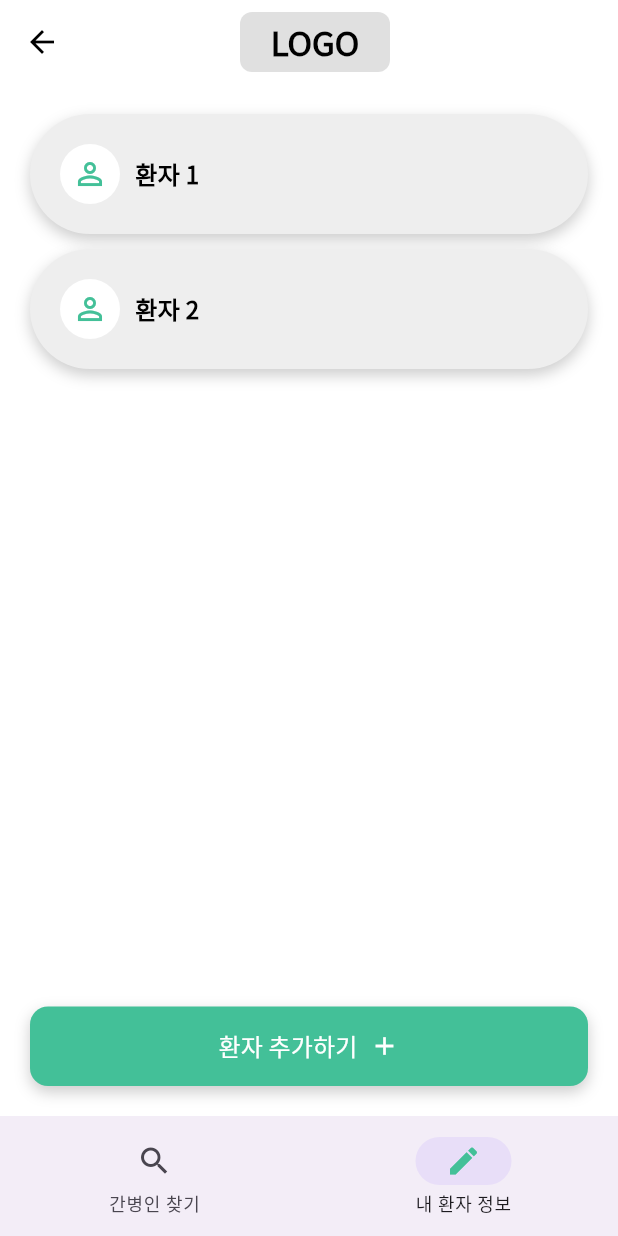
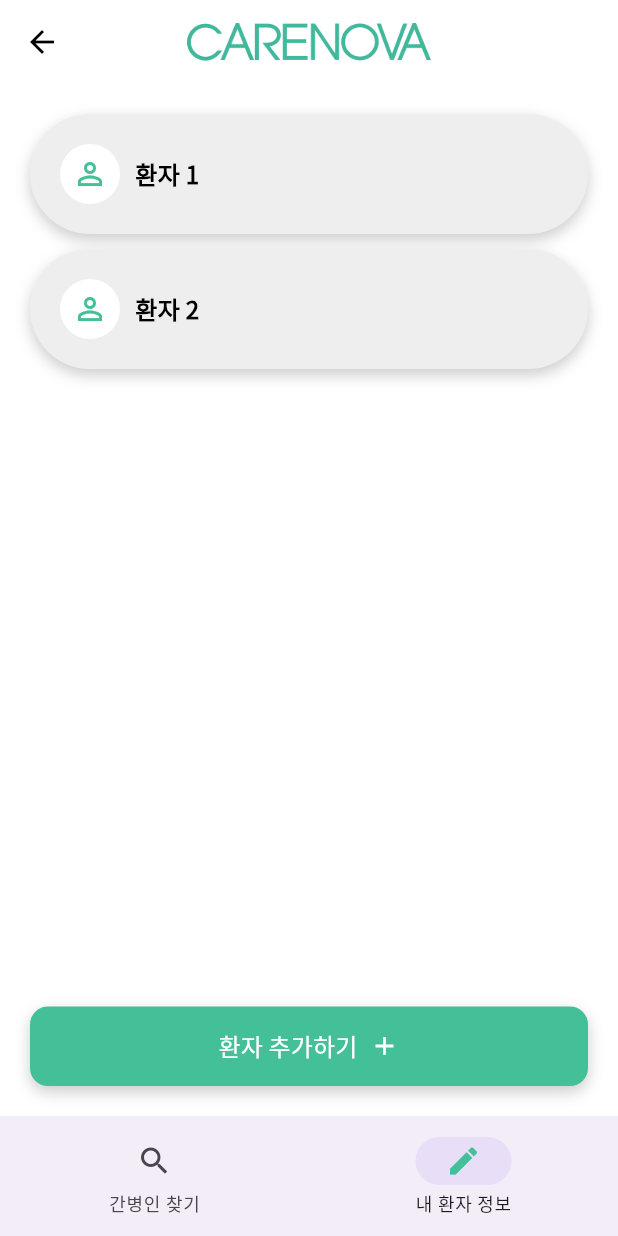
Before and after one commit to SKTPurpleHawks/CareNova, a Flutter app: the GuardianPatientListScreen screen opened by its route, on a phone screen of 412 x 824 dp. Run offline on Flutter 3.47's test engine with Material 3 defaults, Android fonts, the phone set to English and light mode, and no system bars; our stand-ins replace google_fonts, permission_handler; missing offline and left inert: flutter_sound.

Commit message:
흡연여부 내림

```diff
--- a/tinppl/flutter_final/lib/guardian/guardian_patient_list_screen.dart
+++ b/tinppl/flutter_final/lib/guardian/guardian_patient_list_screen.dart
@@ -30,33 +30,17 @@ class _GuardianPatientListScreenState extends State<GuardianPatientListScreen> {
       appBar: AppBar(
         backgroundColor: Colors.white,
         elevation: 0,
+        centerTitle: true, // ✅ 타이틀 가운데 정렬
         leading: IconButton(
           icon: const Icon(Icons.arrow_back, color: Colors.black),
           onPressed: () => Navigator.pop(context),
         ),
-        title: Row(
-          mainAxisAlignment: MainAxisAlignment.center,
-          children: [
-            Expanded(child: Container()),
-            Container(
-              width: 100,
-              height: 40,
-              decoration: BoxDecoration(
-                color: Colors.grey[300],
-                borderRadius: BorderRadius.circular(8),
-              ),
-              alignment: Alignment.center,
-              child: const Text(
-                "LOGO",
-                style:
-                    TextStyle(color: Colors.black, fontWeight: FontWeight.bold),
-              ),
-            ),
-            Expanded(child: Container()),
-          ],
+        title: Image.asset(
+          'assets/images/textlogo.png',
+          height: 25,
+          fit: BoxFit.contain,
         ),
-        centerTitle: true,
-        actions: [Container(width: 48)],
+        iconTheme: const IconThemeData(color: Colors.black),
       ),
       body: Padding(
         padding: const EdgeInsets.symmetric(horizontal: 20),
--- a/tinppl/flutter_final/lib/guardian/guardian_patient_register_screen.dart
+++ b/tinppl/flutter_final/lib/guardian/guardian_patient_register_screen.dart
@@ -194,8 +194,6 @@ class _GuardianPatientRegisterScreenState
                   _preferSex,
                   ['남성', '여성', '상관없음'],
                   (val) => setState(() => _preferSex = val)),
-              _buildDropdownWithLabel("흡연 여부", _smoking, ['비흡연', '흡연'],
-                  (val) => setState(() => _smoking = val)),
               _buildDropdownWithLabel("간병 장소", _spot, ['병원', '집', '둘 다'],
                   (value) => setState(() => _spot = value)),
               SizedBox(height: 10),
@@ -214,6 +212,9 @@ class _GuardianPatientRegisterScreenState
                 });
               }),
               _buildSymptomsSelection(),
+              SizedBox(height: 10),
+              _buildDropdownWithLabel("흡연 여부", _smoking, ['비흡연', '흡연'],
+                  (val) => setState(() => _smoking = val)),
               SizedBox(height: 10),
               Column(
                 crossAxisAlignment: CrossAxisAlignment.start,
```
Also changed, not shown: tinppl/flutter_final/lib/guardian/guardian_edit_patient_information_screen.dart (+14 -7 lines).
